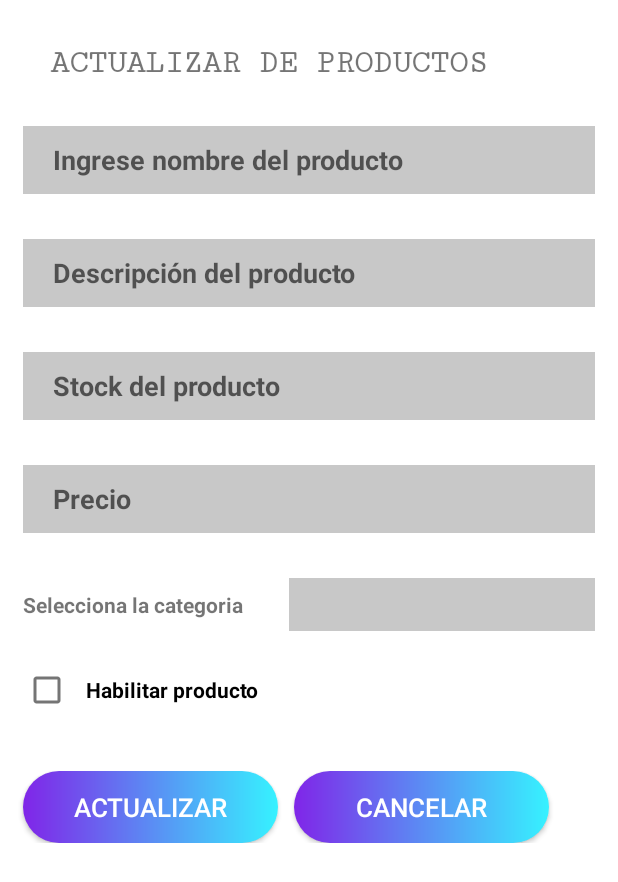
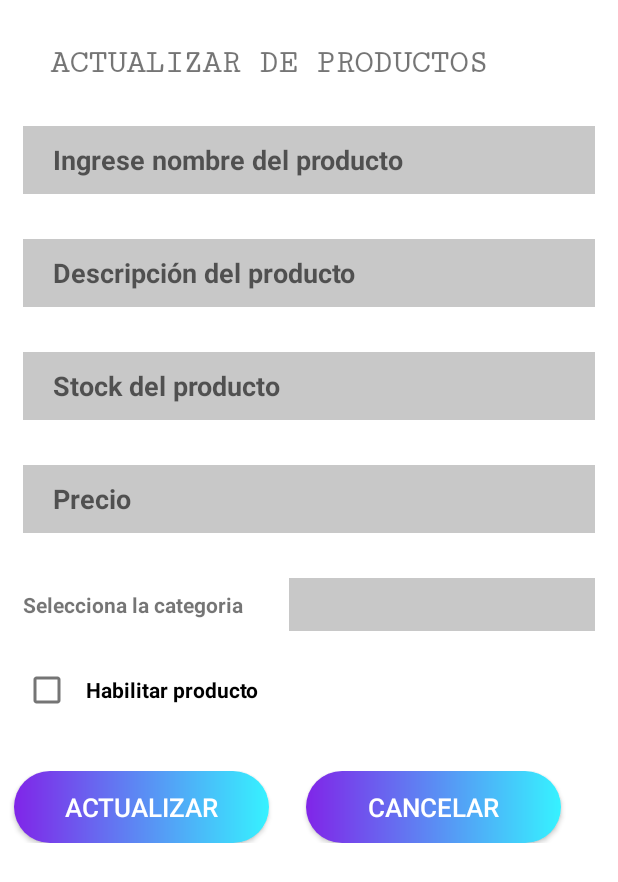
Before and after one commit to GerardoM3/ECommerce, an Android app: the layout activity_modificar.xml on its own in the app's theme, with its tools: preview values and no code run, on a phone screen of 412 x 824 dp. Shown: the top 882 px of the screen. Run offline under Robolectric (Android 15) with nearby library versions, the phone set to English and light mode, and no system bars.

Commit message:
Modificar Producto

```diff
--- a/app/src/main/res/layout/activity_modificar.xml
+++ b/app/src/main/res/layout/activity_modificar.xml
@@ -132,20 +132,18 @@
     <Space
         android:layout_width="match_parent"
         android:layout_height="30dp"/>
-
     <androidx.appcompat.widget.LinearLayoutCompat
         android:layout_width="match_parent"
         android:layout_height="wrap_content"
         android:orientation="horizontal">
 
         <androidx.appcompat.widget.AppCompatButton
-            android:id="@+id/btnGuardarP"
-
+            android:id="@+id/btnActualizarPro"
             android:text="Actualizar"
             android:textColor="#FFFFFF"
             android:textSize="17sp"
-            android:layout_marginLeft="15dp"
-            android:layout_marginRight="1dp"
+            android:layout_marginLeft="9dp"
+            android:layout_marginRight="15dp"
             android:layout_width="170dp"
             android:layout_height="48dp"
             android:background="@drawable/buttonshape"
@@ -153,7 +151,6 @@
 
         <androidx.appcompat.widget.AppCompatButton
             android:id="@+id/btnCancelarP"
-
             android:text="Cancelar"
             android:textColor="#FFFFFF"
             android:textSize="17sp"
```
Also changed, not shown: app/src/main/java/com/sis21a/e_commerce/Producto/modificar_producto.java (+17 -0 lines).
